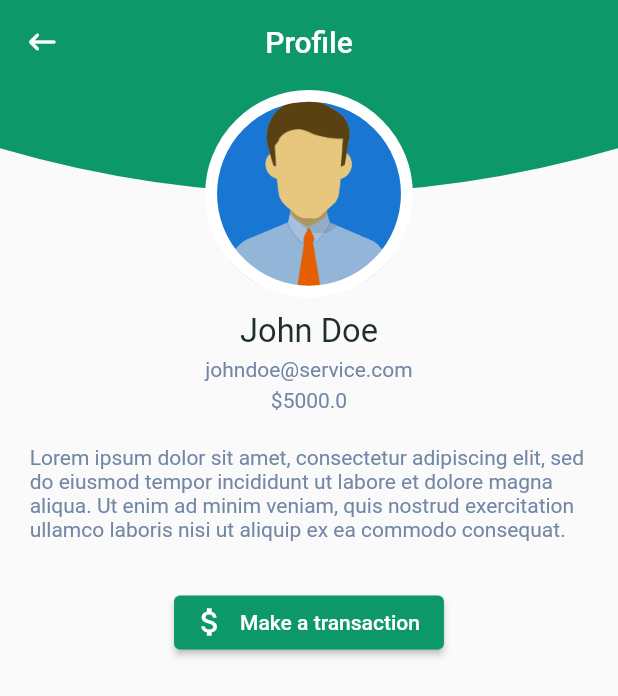
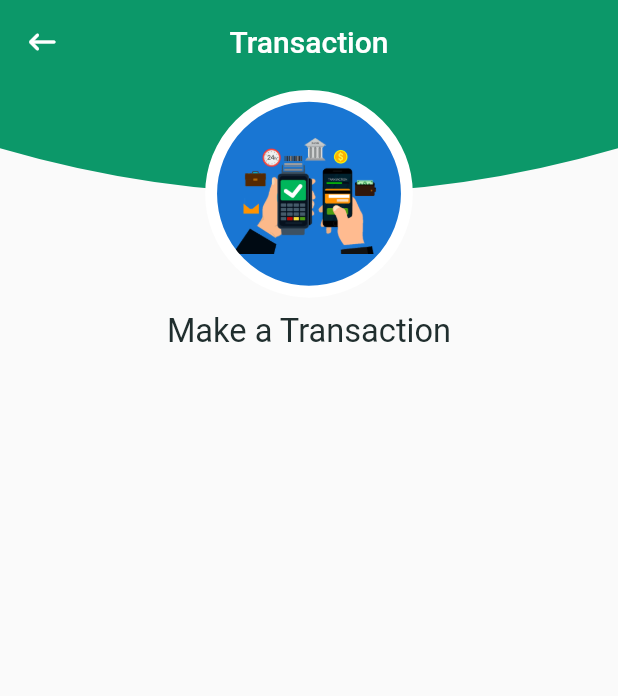
Before and after one commit to bugattie/spark_internship, a Flutter app: the CustomerDetailScreen screen opened by its route, after a tap on "Make a transaction", on a phone screen of 412 x 824 dp. Shown: the top 696 px of the screen. Run offline on Flutter 3.47's test engine with Material 2 defaults, Android fonts, the light colour scheme and no system bars; our stand-ins replace flutter_svg.

Commit message:
Transaction screen added.

```diff
--- a/basic_banking/lib/main.dart
+++ b/basic_banking/lib/main.dart
@@ -3,6 +3,7 @@ import 'package:provider/provider.dart';
 
 import './screens/customer_detail_screen/customer_detail_screen.dart';
 import './screens/customer_list_screen/customer_list_screen.dart';
+import './screens/transaction_screen/transaction_screen.dart';
 import 'screens/home_screen/home_screen.dart';
 import './models/user.dart';
 
@@ -25,6 +26,7 @@ class MyApp extends StatelessWidget {
         routes: {
           CustomerListScreen.routeName: (ctx) => CustomerListScreen(),
           CustomerDetailScreen.routeName: (ctx) => CustomerDetailScreen(),
+          TransactionScreen.routeName: (ctx) => TransactionScreen(),
         },
       ),
     );
--- a/basic_banking/lib/screens/customer_detail_screen/widgets/body.dart
+++ b/basic_banking/lib/screens/customer_detail_screen/widgets/body.dart
@@ -1,6 +1,7 @@
 import 'package:flutter/material.dart';
 import 'package:provider/provider.dart';
 
+import '../../transaction_screen/transaction_screen.dart';
 import '../../../size_config.dart';
 import '../../../constants.dart';
 import '../../../models/user.dart';
@@ -38,10 +39,10 @@ class Body extends StatelessWidget {
         ),
         ElevatedButton.icon(
           onPressed: () {
-            // Navigator.of(context).pushNamed(
-            //   TransactionScreen.routeName,
-            //   arguments: currentUser,
-            // );
+            Navigator.of(context).pushNamed(
+              TransactionScreen.routeName,
+              arguments: currentUser,
+            );
           },
           icon: Icon(Icons.attach_money),
           label: Text('Make a transaction'),
--- /dev/null
+++ b/basic_banking/lib/screens/transaction_screen/transaction_screen.dart
@@ -0,0 +1,20 @@
+import 'package:flutter/material.dart';
+
+import '../customer_detail_screen/widgets/app_bar.dart';
+import './widgets/body.dart';
+import '../../constants.dart';
+import '../../size_config.dart';
+import '../../models/user.dart';
+
+class TransactionScreen extends StatelessWidget {
+  static const routeName = '/transaction';
+  @override
+  Widget build(BuildContext context) {
+    return Scaffold(
+      appBar: CustomAppBar(
+        title: 'Transaction',
+      ),
+      body: Body(),
+    );
+  }
+}
--- /dev/null
+++ b/basic_banking/lib/screens/transaction_screen/widgets/bar_details.dart
@@ -0,0 +1,62 @@
+import 'package:flutter/material.dart';
+
+import '../../customer_detail_screen/widgets/custom_shape.dart';
+import '../../../size_config.dart';
+import '../../../constants.dart';
+
+class BarDetails extends StatelessWidget {
+  final double defaultSize;
+  final String image, heading;
+
+  BarDetails({
+    this.defaultSize,
+    this.image,
+    this.heading,
+  });
+
+  @override
+  Widget build(BuildContext context) {
+    double defaultSize = SizeConfig.defaultSize;
+    return SizedBox(
+      height: defaultSize * 24,
+      child: Stack(
+        children: [
+          ClipPath(
+            clipper: CustomShapeBar(),
+            child: Container(
+              height: defaultSize * 10,
+              color: kPrimaryColor,
+            ),
+          ),
+          Center(
+            child: Column(
+              children: [
+                Container(
+                  margin: EdgeInsets.only(bottom: defaultSize),
+                  height: defaultSize * 14,
+                  width: defaultSize * 14,
+                  decoration: BoxDecoration(
+                    border: Border.all(
+                      color: Colors.white,
+                      width: defaultSize * 0.8,
+                    ),
+                    color: Color(0xFF1976D3),
+                    shape: BoxShape.circle,
+                    image: DecorationImage(
+                      image: AssetImage(image),
+                    ),
+                  ),
+                ),
+                Text(
+                  heading,
+                  style:
+                      TextStyle(fontSize: defaultSize * 2.2, color: kTextColor),
+                ),
+              ],
+            ),
+          )
+        ],
+      ),
+    );
+  }
+}
--- /dev/null
+++ b/basic_banking/lib/screens/transaction_screen/widgets/body.dart
@@ -0,0 +1,20 @@
+import 'package:flutter/material.dart';
+
+import '../../../size_config.dart';
+import './bar_details.dart';
+
+class Body extends StatelessWidget {
+  @override
+  Widget build(BuildContext context) {
+    double defaultSize = SizeConfig.defaultSize;
+    return ListView(
+      children: [
+        BarDetails(
+          defaultSize: defaultSize,
+          image: 'assets/images/transaction_new.png',
+          heading: 'Make a Transaction',
+        ),
+      ],
+    );
+  }
+}
```
